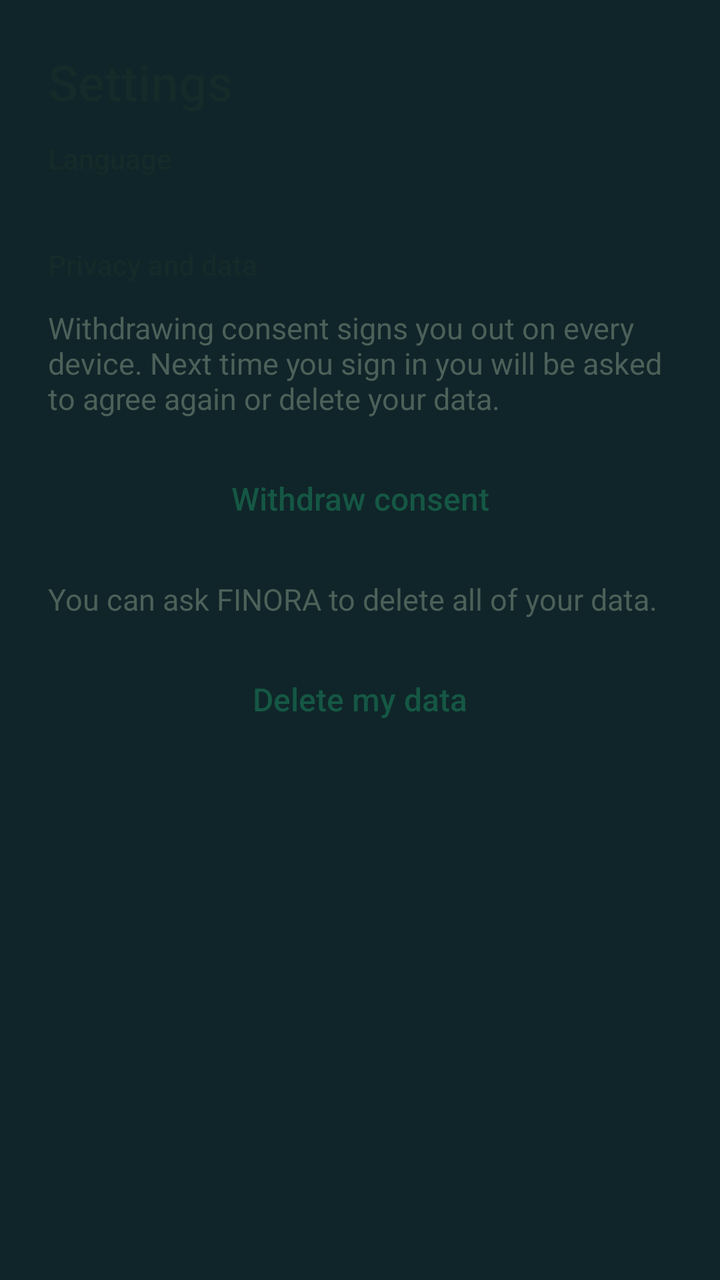
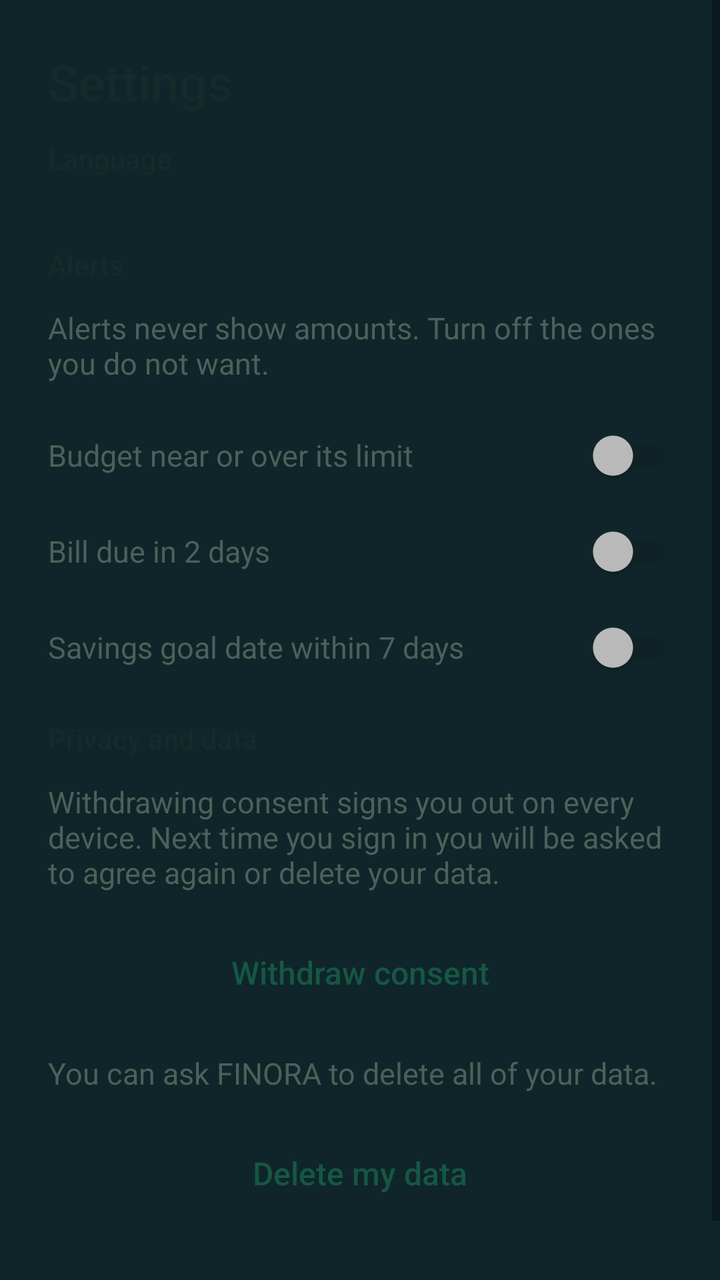

An Android layout rendered at two revisions. The XML below is the earlier revision; the diff shows what the commit changed to produce the second picture.
<!-- AndroidManifest.xml: application theme Theme.Finora -->
<!-- res/layout/activity_settings.xml -->
<ScrollView xmlns:android="http://schemas.android.com/apk/res/android"
    android:layout_width="match_parent"
    android:layout_height="match_parent"
    android:fitsSystemWindows="true">
    <LinearLayout
        android:id="@+id/settings_content"
        android:layout_width="match_parent"
        android:layout_height="wrap_content"
        android:orientation="vertical"
        android:padding="@dimen/finora_outer_margin">

        <TextView
            android:id="@+id/settings_heading"
            style="@style/FinoraText.Heading"
            android:layout_width="match_parent"
            android:layout_height="wrap_content"
            android:layout_marginBottom="@dimen/finora_space_s"
            android:text="@string/settings_title" />

        <TextView
            android:id="@+id/settings_language_heading"
            style="@style/FinoraText.Label"
            android:layout_width="match_parent"
            android:layout_height="wrap_content"
            android:layout_marginBottom="@dimen/finora_space_s"
            android:text="@string/settings_language" />

        <FrameLayout
            android:id="@+id/settings_language"
            android:layout_width="match_parent"
            android:layout_height="wrap_content"
            android:layout_marginBottom="@dimen/finora_space_l" />

        <TextView
            android:id="@+id/settings_privacy_heading"
            style="@style/FinoraText.Label"
            android:layout_width="match_parent"
            android:layout_height="wrap_content"
            android:layout_marginBottom="@dimen/finora_space_s"
            android:text="@string/settings_privacy" />

        <TextView
            style="@style/FinoraText.Body"
            android:layout_width="match_parent"
            android:layout_height="wrap_content"
            android:layout_marginBottom="@dimen/finora_space_s"
            android:text="@string/settings_withdraw_info" />

        <Button
            android:id="@+id/settings_withdraw"
            style="@style/FinoraButton.Secondary"
            android:layout_width="match_parent"
            android:layout_height="wrap_content"
            android:layout_marginBottom="@dimen/finora_space_s"
            android:text="@string/settings_withdraw" />

        <TextView
            style="@style/FinoraText.Body"
            android:layout_width="match_parent"
            android:layout_height="wrap_content"
            android:layout_marginBottom="@dimen/finora_space_s"
            android:text="@string/settings_delete_info" />

        <Button
            android:id="@+id/settings_delete"
            style="@style/FinoraButton.Secondary"
            android:layout_width="match_parent"
            android:layout_height="wrap_content"
            android:layout_marginBottom="@dimen/finora_space_s"
            android:text="@string/settings_delete" />

        <TextView
            android:id="@+id/records_status"
            style="@style/FinoraText.Body"
            android:layout_width="match_parent"
            android:layout_height="wrap_content"
            android:accessibilityLiveRegion="polite" />
    </LinearLayout>
</ScrollView>
<!-- resources referenced by this layout -->
<resources>
  <dimen name="finora_outer_margin">24dp</dimen>
  <dimen name="finora_space_l">22dp</dimen>
  <dimen name="finora_space_s">12dp</dimen>
  <string name="settings_delete">Delete my data</string>
  <string name="settings_delete_info">You can ask FINORA to delete all of your data.</string>
  <string name="settings_language">Language</string>
  <string name="settings_privacy">Privacy and data</string>
  <string name="settings_title">Settings</string>
  <string name="settings_withdraw">Withdraw consent</string>
  <string name="settings_withdraw_info">Withdrawing consent signs you out on every device. Next time you sign in you will be asked to agree again or delete your data.</string>
  <style name="FinoraButton.Secondary">
          <item name="android:background">@drawable/finora_button_secondary</item>
          <item name="android:textColor">@color/finora_secondary_text</item>
      </style>
  <style name="FinoraText.Body">
          <item name="android:textSize">15sp</item>
          <item name="android:textColor">@color/finora_muted</item>
      </style>
  <style name="FinoraText.Heading">
          <item name="android:textSize">25sp</item>
          <item name="android:fontFamily">sans-serif-medium</item>
      </style>
  <style name="FinoraText.Label">
          <item name="android:textSize">14sp</item>
          <item name="android:fontFamily">sans-serif-medium</item>
      </style>
  <style name="Theme.Finora" parent="Theme.AppCompat.Light.NoActionBar">
          <item name="android:fontFamily">sans-serif</item>
          <item name="android:colorAccent">@color/finora_green</item>
          <item name="android:windowBackground">@color/finora_navy</item>
          <item name="android:statusBarColor">@color/finora_navy</item>
          <item name="android:navigationBarColor">@color/finora_surface</item>
          <item name="android:windowLightStatusBar">false</item>
      </style>
  <color name="finora_muted">#4B6159</color>
  <color name="finora_green">#155744</color>
  <color name="finora_navy">#102529</color>
  <color name="finora_surface">#F8FAF6</color>
  <dimen name="finora_control_radius">14dp</dimen>
  <color name="finora_success_surface">#E1F2E5</color>
  <dimen name="finora_focus_width">2dp</dimen>
  <color name="finora_focus">#247755</color>
  <!-- unchanged entries left out for length: 1 -->
</resources>

<!-- the commit's change to res/layout/activity_settings.xml (unified diff, before → after) -->
@@ -30,6 +30,69 @@
             android:layout_width="match_parent"
             android:layout_height="wrap_content"
             android:layout_marginBottom="@dimen/finora_space_l" />
+
+        
+        <TextView
+            android:id="@+id/settings_alerts_heading"
+            style="@style/FinoraText.Label"
+            android:layout_width="match_parent"
+            android:layout_height="wrap_content"
+            android:layout_marginBottom="@dimen/finora_space_s"
+            android:text="@string/settings_alerts" />
+
+        <TextView
+            style="@style/FinoraText.Body"
+            android:layout_width="match_parent"
+            android:layout_height="wrap_content"
+            android:layout_marginBottom="@dimen/finora_space_s"
+            android:text="@string/settings_alerts_info" />
+
+        <androidx.appcompat.widget.SwitchCompat
+            android:id="@+id/settings_alert_budget"
+            style="@style/FinoraText.Body"
+            android:layout_width="match_parent"
+            android:layout_height="wrap_content"
+            android:minHeight="48dp"
+            android:enabled="false"
+            android:text="@string/settings_alert_budget" />
+
+        <androidx.appcompat.widget.SwitchCompat
+            android:id="@+id/settings_alert_bill"
+            style="@style/FinoraText.Body"
+            android:layout_width="match_parent"
+            android:layout_height="wrap_content"
+            android:minHeight="48dp"
+            android:enabled="false"
+            android:text="@string/settings_alert_bill" />
+
+        <androidx.appcompat.widget.SwitchCompat
+            android:id="@+id/settings_alert_goal"
+            style="@style/FinoraText.Body"
+            android:layout_width="match_parent"
+            android:layout_height="wrap_content"
+            android:layout_marginBottom="@dimen/finora_space_s"
+            android:minHeight="48dp"
+            android:enabled="false"
+            android:text="@string/settings_alert_goal" />
+
+        <TextView
+            android:id="@+id/settings_notifications_status"
+            style="@style/FinoraText.Body"
+            android:layout_width="match_parent"
+            android:layout_height="wrap_content"
+            android:layout_marginBottom="@dimen/finora_space_s"
+            android:accessibilityLiveRegion="polite"
+            android:text="@string/settings_notifications_off"
+            android:visibility="gone" />
+
+        <Button
+            android:id="@+id/settings_notifications_allow"
+            style="@style/FinoraButton.Secondary"
+            android:layout_width="match_parent"
+            android:layout_height="wrap_content"
+            android:layout_marginBottom="@dimen/finora_space_l"
+            android:text="@string/settings_notifications_allow"
+            android:visibility="gone" />
 
         <TextView
             android:id="@+id/settings_privacy_heading"
<!-- resource entries referenced after the edit -->
@@ -3,9 +3,16 @@
   <dimen name="finora_outer_margin">24dp</dimen>
   <dimen name="finora_space_l">22dp</dimen>
   <dimen name="finora_space_s">12dp</dimen>
+  <string name="settings_alert_bill">Bill due in 2 days</string>
+  <string name="settings_alert_budget">Budget near or over its limit</string>
+  <string name="settings_alert_goal">Savings goal date within 7 days</string>
+  <string name="settings_alerts">Alerts</string>
+  <string name="settings_alerts_info">Alerts never show amounts. Turn off the ones you do not want.</string>
   <string name="settings_delete">Delete my data</string>
   <string name="settings_delete_info">You can ask FINORA to delete all of your data.</string>
   <string name="settings_language">Language</string>
+  <string name="settings_notifications_allow">Allow notifications</string>
+  <string name="settings_notifications_off">Notifications are off for FINORA. Everything else still works.</string>
   <string name="settings_privacy">Privacy and data</string>
   <string name="settings_title">Settings</string>
   <string name="settings_withdraw">Withdraw consent</string>
